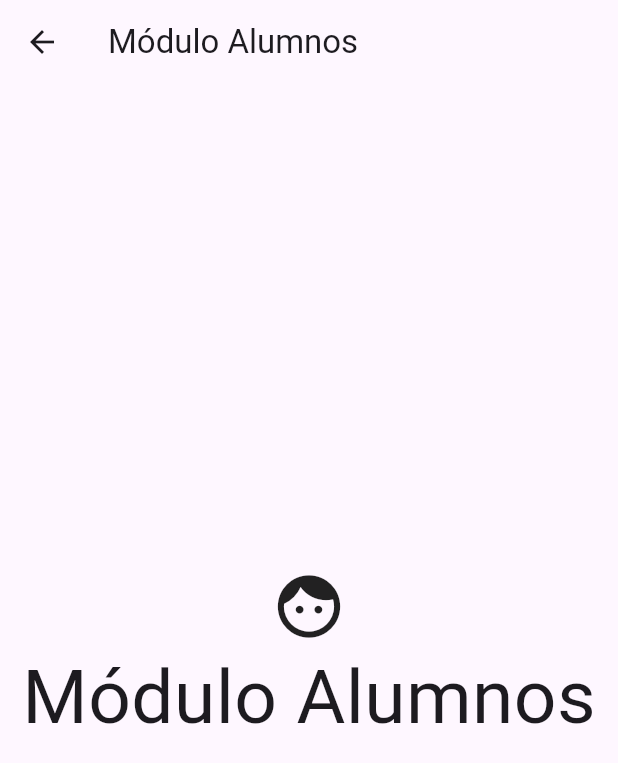
After one commit to AlfredL24/gerep, a Flutter app: the MainScreenView screen opened by its route, after a tap on "Alumnos", on a phone screen of 412 x 824 dp. The commit adds this screen. Shown: the top 763 px of the screen. Run offline on Flutter 3.47's test engine with Material 3 defaults, Android fonts, the phone set to English and light mode, and no system bars.

Commit message:
Agregué ruta de módulo alumnos al main y actualicé el main_screen donde agregué la navegación a los módulos correspondientes

```diff
--- a/lib/main.dart
+++ b/lib/main.dart
@@ -7,6 +7,7 @@ import 'reset_credentials_view.dart';
 import 'main_screen_view.dart';
 import 'splash_screen.dart';
 import 'modulo_usuarios.dart';
+import 'modulo_alumnos.dart';
 
 void main() {
   runApp(MyApp());
@@ -27,6 +28,7 @@ class MyApp extends StatelessWidget {
         '/resetCredentials': (context) => ResetCredentialsView(),
         '/mainScreen': (context) => MainScreenView(),
         '/moduloUsuarios': (context) => ModuloUsuarios(),
+        '/moduloAlumnos': (context) => ModuloAlumnos(),
       },
     );
   }
--- a/lib/main_screen_view.dart
+++ b/lib/main_screen_view.dart
@@ -7,6 +7,26 @@ import 'modulo_usuarios.dart';
 class MainScreenView extends StatelessWidget {
   void _irModuloUsuarios(BuildContext context) {
     Navigator.pushNamed(context, '/moduloUsuarios');
+  }
+
+  void _irModuloAlumnos(BuildContext context) {
+    Navigator.pushNamed(context, '/moduloAlumnos');
+  }
+
+  void _irModuloDocentes(BuildContext context) {
+    Navigator.pushNamed(context, '/moduloDocentes');
+  }
+
+  void _irModuloPadres(BuildContext context) {
+    Navigator.pushNamed(context, '/moduloPadres');
+  }
+
+  void _irModuloReportes(BuildContext context) {
+    Navigator.pushNamed(context, '/moduloReportes');
+  }
+
+  void _irModuloSalones(BuildContext context) {
+    Navigator.pushNamed(context, '/moduloSalones');
   }
 
   void _regresarLogin(BuildContext context) {
@@ -46,7 +66,9 @@ class MainScreenView extends StatelessWidget {
                     ),
                   ),
                 ),
-                Container(
+                InkWell(
+                  onTap: () => _irModuloAlumnos(context),
+                  child: Container(
                     padding: const EdgeInsets.all(8),
                     color: Colors.blueGrey[100],
                     child: Column(
@@ -58,7 +80,10 @@ class MainScreenView extends StatelessWidget {
                       ],
                     ),
                   ),
-                Container(
+                ),
+                InkWell(
+                  onTap: () => _irModuloDocentes(context),
+                  child: Container(
                     padding: const EdgeInsets.all(8),
                     color: Colors.blueGrey[100],
                     child: Column(
@@ -70,7 +95,10 @@ class MainScreenView extends StatelessWidget {
                       ],
                     ),
                   ),
-                Container(
+                ),
+                InkWell(
+                  onTap: () => _irModuloPadres(context),
+                  child: Container(
                     padding: const EdgeInsets.all(8),
                     color: Colors.blueGrey[100],
                     child: Column(
@@ -82,7 +110,10 @@ class MainScreenView extends StatelessWidget {
                       ],
                     ),
                   ),
-                Container(
+                ),
+                InkWell(
+                  onTap: () => _irModuloReportes(context),
+                  child: Container(
                     padding: const EdgeInsets.all(8),
                     color: Colors.blueGrey[100],
                     child: Column(
@@ -94,7 +125,10 @@ class MainScreenView extends StatelessWidget {
                       ],
                     ),
                   ),
-                Container(
+                ),
+                InkWell(
+                  onTap: () => _irModuloSalones(context),
+                  child: Container(
                     padding: const EdgeInsets.all(8),
                     color: Colors.blueGrey[100],
                     child: Column(
@@ -104,6 +138,7 @@ class MainScreenView extends StatelessWidget {
                         SizedBox(height: 30),
                         const Text('Salones', style: TextStyle(fontSize: 25)),
                       ],
+                    ),
                   ),
                 ),
               ],
--- /dev/null
+++ b/lib/modulo_alumnos.dart
@@ -0,0 +1,25 @@
+import 'package:flutter/material.dart';
+import 'main_screen_view.dart';
+
+class ModuloAlumnos extends StatelessWidget {
+  @override
+  Widget build(BuildContext context) {
+    return Scaffold(
+      appBar: AppBar(
+        title: Text('Módulo Alumnos'),
+      ),
+      body: Center(
+        child: Column(
+          mainAxisAlignment: MainAxisAlignment.center,
+          children: <Widget>[
+            Icon(Icons.face_sharp, size: 50),
+            Text(
+              'Módulo Alumnos',
+              style: TextStyle(fontSize: 50),
+            ),
+          ],
+        ),
+      ),
+    );
+  }
+}
```
Lines whose indentation alone changed are shown as unchanged.
